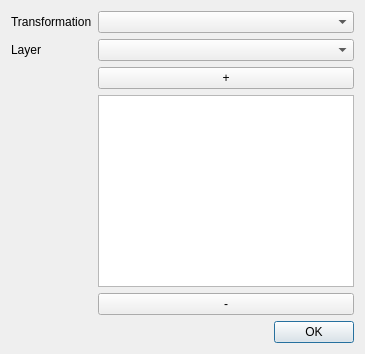
Above: speckle/automation/mapping_send.ui from specklesystems/speckle-qgis before the change. Below: the same form after it.
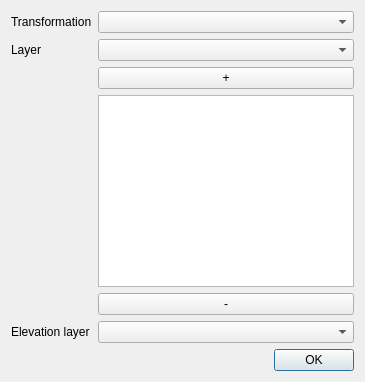
That is the form after the change.

Commit message: adding elevation layer setting

Patch:
```diff
--- a/speckle/automation/mapping_send.ui
+++ b/speckle/automation/mapping_send.ui
@@ -86,13 +86,27 @@
                         </layout>
                     </item>
 
+                    
+                    <item row="5" column="0">
+                        <widget class="QLabel" name="elevation_label">
+                            <property name="text">
+                            <string>Elevation layer</string>
+                            </property>
+                        </widget>
+                    </item>
                     <item row="5" column="1">
+                        <widget class="QComboBox" name="elevationLayerDropdown"/>
+                    </item>
+
+
+                    <item row="6" column="1">
                         <widget class="QDialogButtonBox" name="dialog_button_box">
                             <property name="standardButtons">
                                 <set>QDialogButtonBox::Ok</set>
                             </property>
                         </widget>
                     </item>
+
                     
                 </layout>
             </item>
```
Left out of the diff: 27 changed lines with no effect on the pictures. The commit also changes 8 other files.
